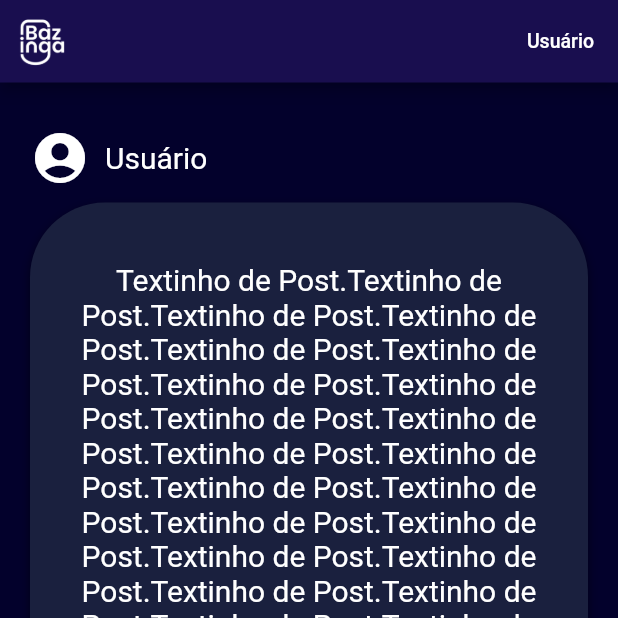
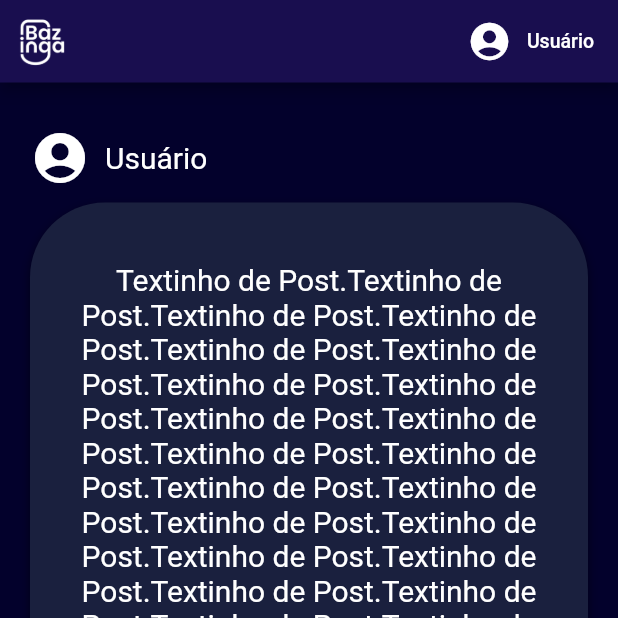
Before and after one commit to DaviNoronhaAlmeida/Bazinga, a Flutter app: the FeedPage screen opened by its route, on a phone screen of 412 x 824 dp, the top half of it. Run offline on Flutter 3.47's test engine with Material 2 defaults, Android fonts, the phone set to English and light mode, and no system bars; our stand-ins replace get.

Commit message:
update: icon to appbar

```diff
--- a/app/lib/view/widgets/custom_appbar.dart
+++ b/app/lib/view/widgets/custom_appbar.dart
@@ -22,9 +22,16 @@ class CustomAppBar extends StatelessWidget with PreferredSizeWidget {
           ),
         ),
       ),
-      title: Container(
-        alignment: Alignment.centerRight,
-        child: Text(
+      title: Row(
+        mainAxisAlignment: MainAxisAlignment.end,
+        children: [
+          const Icon(
+            Icons.account_circle,
+            color: Colors.white,
+            size: 30,
+          ),
+          const SizedBox(width: 10),
+          Text(
             'Usuário',
             style: TextStyle(
               fontFamily: 'Roboto',
@@ -33,6 +40,7 @@ class CustomAppBar extends StatelessWidget with PreferredSizeWidget {
               fontWeight: FontWeight.w500,
             ),
           ),
+        ],
       ),
     );
   }
```
Lines whose indentation alone changed are shown as unchanged.
